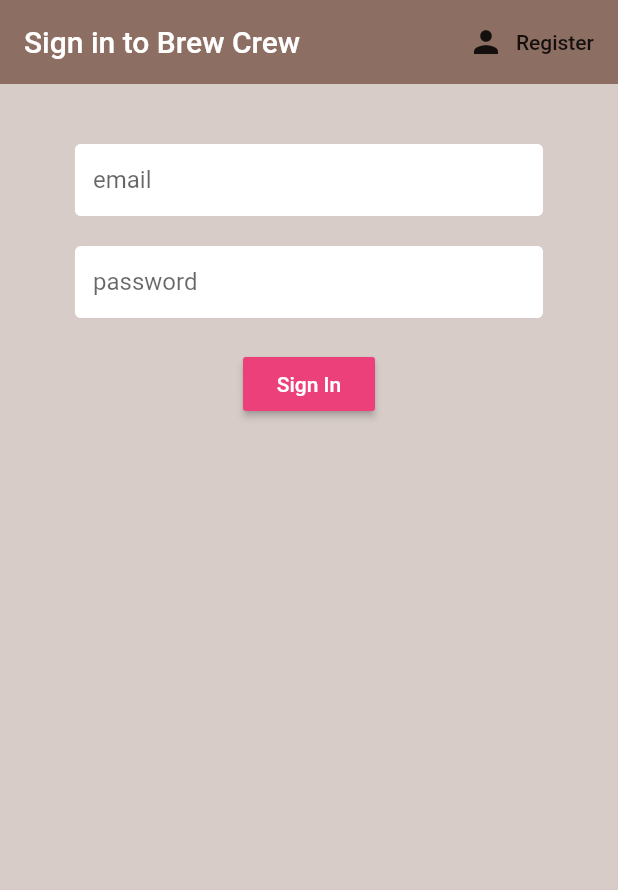
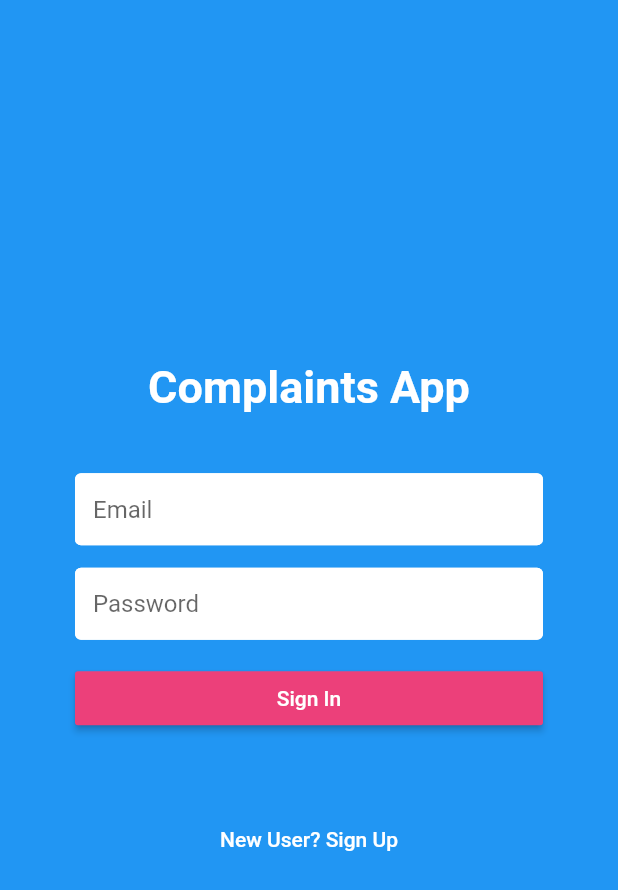
Before and after one commit to JanithMS/complaints_flutterapp, a Flutter app: the screen it shows after launch, on a phone screen of 412 x 824 dp. Shown: the top 890 px of the screen. Run offline on Flutter 3.47's test engine with Material 2 defaults, Android fonts, the phone set to English and light mode, and no system bars; our stand-ins replace firebase_auth, flutter_spinkit; accounts and stored records are empty.

Commit message:
Final Sign In and Sign Up Fixed

```diff
--- a/lib/Screens/Authentication/SignIn.dart
+++ b/lib/Screens/Authentication/SignIn.dart
@@ -23,29 +23,31 @@ class _SignInState extends State<SignIn> {
     return loading
         ? Loading()
         : Scaffold(
-            backgroundColor: Colors.brown[100],
-            appBar: AppBar(
-              backgroundColor: Colors.brown[400],
-              elevation: 0.0,
-              title: Text('Sign in to Brew Crew'),
-              actions: <Widget>[
-                FlatButton.icon(
-                  icon: Icon(Icons.person),
-                  label: Text('Register'),
-                  onPressed: () => widget.toggleView(),
-                ),
-              ],
-            ),
+            backgroundColor: Colors.blue,
             body: Container(
               padding: EdgeInsets.symmetric(vertical: 20.0, horizontal: 50.0),
               child: Form(
                 key: _formKey,
                 child: Column(
+                  mainAxisAlignment: MainAxisAlignment.center,
+                  crossAxisAlignment: CrossAxisAlignment.stretch,
                   children: <Widget>[
-                    SizedBox(height: 20.0),
+                    Center(
+                      child: Text(
+                        'Complaints App',
+                        style: TextStyle(
+                            fontSize: 30.0,
+                            color: Colors.white,
+                            fontWeight: FontWeight.bold),
+                      ),
+                    ),
+                    SizedBox(
+                      height: 40.0,
+                    ),
+                    // SizedBox(height: 15.0),
                     TextFormField(
                       decoration: InputDecoration(
-                          hintText: 'email',
+                          hintText: 'Email',
                           fillColor: Colors.white,
                           filled: true,
                           contentPadding: EdgeInsets.all(12.0),
@@ -62,11 +64,11 @@ class _SignInState extends State<SignIn> {
                         setState(() => email = val);
                       },
                     ),
-                    SizedBox(height: 20.0),
+                    SizedBox(height: 15.0),
                     TextFormField(
                       obscureText: true,
                       decoration: InputDecoration(
-                          hintText: 'password',
+                          hintText: 'Password',
                           fillColor: Colors.white,
                           filled: true,
                           contentPadding: EdgeInsets.all(12.0),
@@ -85,7 +87,7 @@ class _SignInState extends State<SignIn> {
                         setState(() => password = val);
                       },
                     ),
-                    SizedBox(height: 20.0),
+                    SizedBox(height: 15.0),
                     RaisedButton(
                         color: Colors.pink[400],
                         child: Text(
@@ -106,10 +108,19 @@ class _SignInState extends State<SignIn> {
                             }
                           }
                         }),
-                    SizedBox(height: 12.0),
+                    SizedBox(height: 15.0),
                     Text(
                       error,
                       style: TextStyle(color: Colors.red, fontSize: 14.0),
+                    ),
+                    SizedBox(height: 15.0),
+                    FlatButton(
+                      //icon: Icon(Icons.person),
+                      child: Text(
+                        'New User? Sign Up',
+                        style: TextStyle(color: Colors.white),
+                      ),
+                      onPressed: () => widget.toggleView(),
                     ),
                   ],
                 ),
```
Also changed, not shown: lib/Screens/Authentication/SignUp.dart (+29 -21 lines).
